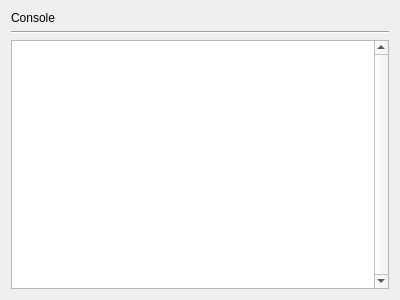
This is frontend/ui/source/console_widget.ui in RobbieG15/guiBoilerplate as Qt 5 draws it before an edit. The edited form follows.
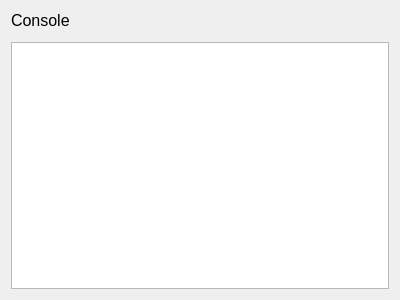
This is the edited form.

Commit message: Version 1: Basic UI / Console / Styling

```diff
--- a/frontend/ui/source/console_widget.ui
+++ b/frontend/ui/source/console_widget.ui
@@ -18,6 +18,11 @@
     <layout class="QVBoxLayout" name="verticalLayout">
      <item>
       <widget class="QLabel" name="console_label">
+       <property name="font">
+        <font>
+         <pointsize>12</pointsize>
+        </font>
+       </property>
        <property name="text">
         <string>Console</string>
        </property>
@@ -26,14 +31,14 @@
      <item>
       <widget class="Line" name="vertical_line">
        <property name="orientation">
-        <enum>Qt::Orientation::Horizontal</enum>
+        <enum>Qt::Vertical</enum>
        </property>
       </widget>
      </item>
      <item>
       <widget class="QTextEdit" name="console_text">
        <property name="verticalScrollBarPolicy">
-        <enum>Qt::ScrollBarPolicy::ScrollBarAlwaysOn</enum>
+        <enum>Qt::ScrollBarAsNeeded</enum>
        </property>
        <property name="readOnly">
         <bool>true</bool>
```
The commit also changes 34 other files.
